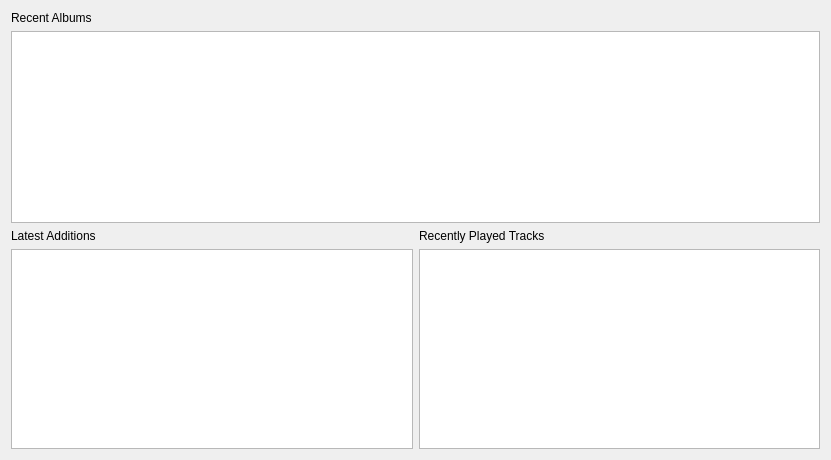
Qt form src/libtomahawk/widgets/infowidgets/sourceinfowidget.ui (tomahawk-player/tomahawk) before a commit.
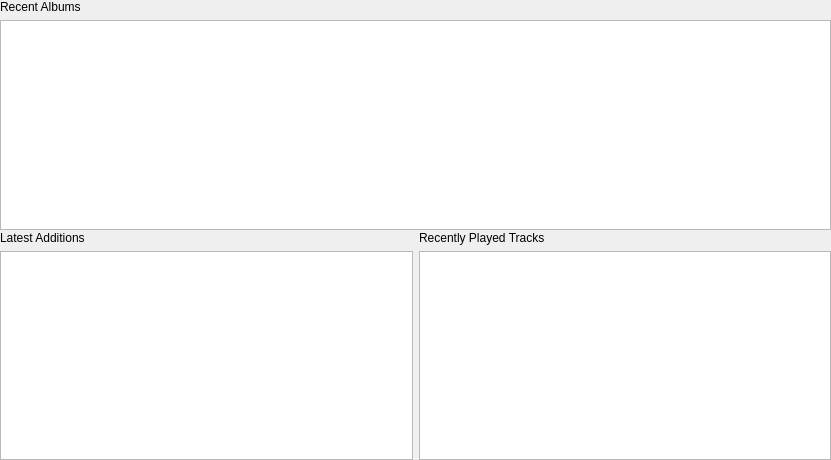
The same form after that commit. Custom widgets are drawn as their Qt base class.

Commit message: * Added a splitter to SourceInfoWidget.

The edit to the form file:
```diff
--- a/src/libtomahawk/widgets/infowidgets/sourceinfowidget.ui
+++ b/src/libtomahawk/widgets/infowidgets/sourceinfowidget.ui
@@ -11,7 +11,18 @@
    </rect>
   </property>
   <layout class="QVBoxLayout" name="verticalLayout_4">
+   <property name="margin">
+    <number>0</number>
+   </property>
    <item>
+    <widget class="QSplitter" name="splitter">
+     <property name="orientation">
+      <enum>Qt::Vertical</enum>
+     </property>
+     <property name="handleWidth">
+      <number>1</number>
+     </property>
+     <widget class="QWidget" name="">
     <layout class="QVBoxLayout" name="verticalLayout">
      <item>
       <widget class="HeaderLabel" name="label_2">
@@ -23,7 +34,7 @@
      <item>
       <widget class="AlbumView" name="recentAlbumView">
        <property name="sizePolicy">
-        <sizepolicy hsizetype="Expanding" vsizetype="Fixed">
+          <sizepolicy hsizetype="Expanding" vsizetype="Expanding">
          <horstretch>0</horstretch>
          <verstretch>0</verstretch>
         </sizepolicy>
@@ -37,7 +48,7 @@
        <property name="maximumSize">
         <size>
          <width>16777215</width>
-         <height>192</height>
+           <height>16777215</height>
         </size>
        </property>
        <property name="dragEnabled">
@@ -52,8 +63,8 @@
       </widget>
      </item>
     </layout>
-   </item>
-   <item>
+     </widget>
+     <widget class="QWidget" name="">
     <layout class="QHBoxLayout" name="horizontalLayout">
      <item>
       <layout class="QVBoxLayout" name="verticalLayout_3">
@@ -84,6 +95,8 @@
       </layout>
      </item>
     </layout>
+     </widget>
+    </widget>
    </item>
   </layout>
  </widget>
```
Lines whose indentation alone changed are shown as unchanged. The commit also changes 1 other file.
